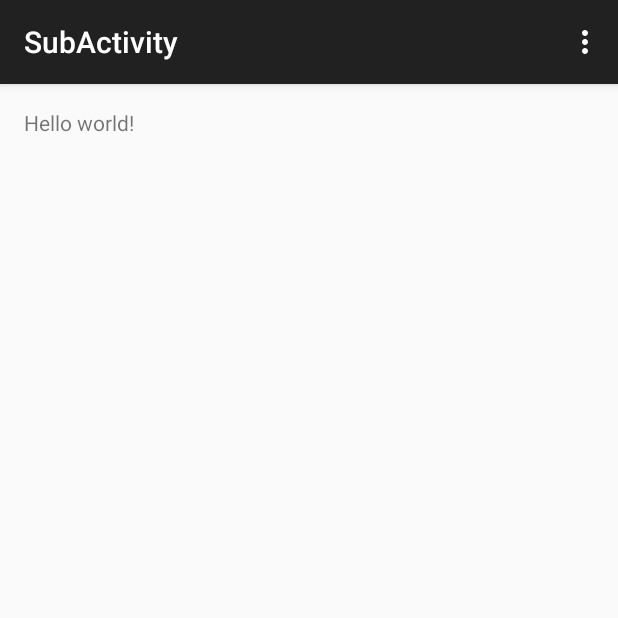
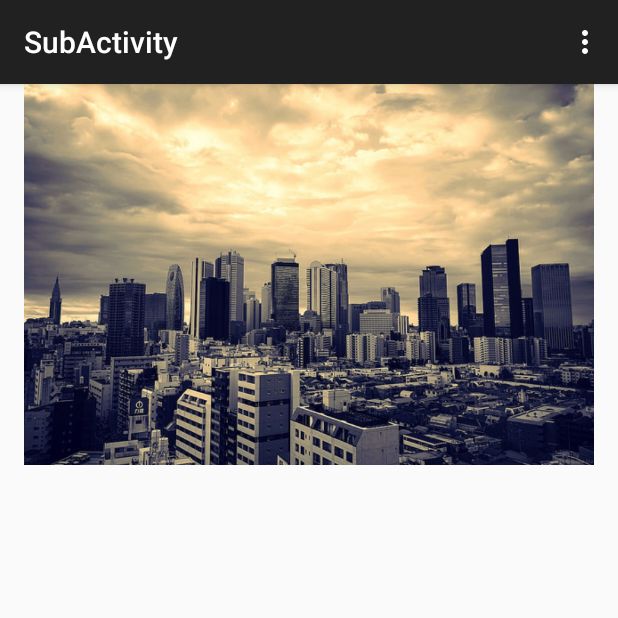
Before and after one commit to takahirom/PreLollipopTransition, an Android app: the screen it shows after launch (SubActivity), after a tap on an icon or button, on a phone screen of 412 x 824 dp, the top half of it. Run offline under Robolectric (Android 15) with nearby library versions, the phone set to English and light mode, and no system bars.

Commit message:
transition completed

```diff
--- a/app/src/main/java/com/kogitune/prelollipoptransition/MainActivity.java
+++ b/app/src/main/java/com/kogitune/prelollipoptransition/MainActivity.java
@@ -18,7 +18,7 @@ public class MainActivity extends ActionBarActivity {
             @Override
             public void onClick(View v) {
                 final Intent intent = new Intent(MainActivity.this, SubActivity.class);
-                ScreenTransitionLauncher.with(MainActivity.this).from(v).startActivity(intent);
+                ScreenTransitionLauncher.with(MainActivity.this).from(v).launch(intent);
             }
         });
     }
--- a/app/src/main/java/com/kogitune/prelollipoptransition/ScreenTransition.java
+++ b/app/src/main/java/com/kogitune/prelollipoptransition/ScreenTransition.java
@@ -1,14 +1,34 @@
 package com.kogitune.prelollipoptransition;
 
+import android.animation.ObjectAnimator;
+import android.animation.TimeInterpolator;
 import android.app.Activity;
+import android.content.Intent;
+import android.graphics.Bitmap;
+import android.graphics.BitmapFactory;
+import android.os.Bundle;
 import android.view.View;
+import android.view.ViewTreeObserver;
+import android.view.animation.DecelerateInterpolator;
+
+import java.io.File;
+import java.io.FileNotFoundException;
+import java.io.FileOutputStream;
 
 /**
  * Created by takam on 2015/03/26.
  */
 public class ScreenTransition {
+    private static final TimeInterpolator sDecelerator = new DecelerateInterpolator();
+    private static final int ANIM_DURATION = 500;
     private final Activity activity;
     private View toView;
+    private Intent fromIntent;
+    private int mOriginalOrientation;
+    private int mLeftDelta;
+    private int mTopDelta;
+    private float mWidthScale;
+    private float mHeightScale;
 
     public ScreenTransition(Activity activity) {
         this.activity = activity;
@@ -22,4 +42,64 @@ public class ScreenTransition {
         this.toView = toView;
         return this;
     }
+
+    public ScreenTransition fromIntent(Intent intent) {
+        this.fromIntent = intent;
+        return this;
+    }
+
+    public void start(Bundle savedInstanceState) {
+        final Bundle bundle = fromIntent.getExtras();
+        String description = bundle.getString(BuildConfig.APPLICATION_ID + ".description");
+        final int thumbnailTop = bundle.getInt(BuildConfig.APPLICATION_ID + ".top");
+        final int thumbnailLeft = bundle.getInt(BuildConfig.APPLICATION_ID + ".left");
+        final int thumbnailWidth = bundle.getInt(BuildConfig.APPLICATION_ID + ".width");
+        final int thumbnailHeight = bundle.getInt(BuildConfig.APPLICATION_ID + ".height");
+        mOriginalOrientation = bundle.getInt(BuildConfig.APPLICATION_ID + ".orientation");
+        if (savedInstanceState == null) {
+
+            ViewTreeObserver observer = toView.getViewTreeObserver();
+            observer.addOnPreDrawListener(new ViewTreeObserver.OnPreDrawListener() {
+
+                @Override
+                public boolean onPreDraw() {
+                    toView.getViewTreeObserver().removeOnPreDrawListener(this);
+
+                    int[] screenLocation = new int[2];
+                    toView.getLocationOnScreen(screenLocation);
+                    mLeftDelta = thumbnailLeft - screenLocation[0];
+                    mTopDelta = thumbnailTop - screenLocation[1];
+
+                    mWidthScale = (float) thumbnailWidth / toView.getWidth();
+                    mHeightScale = (float) thumbnailHeight / toView.getHeight();
+
+                    runEnterAnimation();
+
+                    return true;
+                }
+            });
+        }
+    }
+
+    private Bitmap loadImageFromFile(){
+        File imageFile = new File(activity.getFilesDir(), ScreenTransitionLauncher.TEMP_IMAGE_FILE_NAME);
+        FileOutputStream out;
+        return BitmapFactory.decodeFile(imageFile.getAbsolutePath());
+    }
+
+    private void runEnterAnimation() {
+        final long duration = (long) (ANIM_DURATION);
+
+        toView.setPivotX(0);
+        toView.setPivotY(0);
+        toView.setScaleX(mWidthScale);
+        toView.setScaleY(mHeightScale);
+        toView.setTranslationX(mLeftDelta);
+        toView.setTranslationY(mTopDelta);
+
+        toView.animate().setDuration(duration).
+                scaleX(1).scaleY(1).
+                translationX(0).translationY(0).
+                setInterpolator(sDecelerator);
+    }
 }
--- a/app/src/main/java/com/kogitune/prelollipoptransition/ScreenTransitionLauncher.java
+++ b/app/src/main/java/com/kogitune/prelollipoptransition/ScreenTransitionLauncher.java
@@ -6,10 +6,15 @@ import android.graphics.Bitmap;
 import android.graphics.Canvas;
 import android.view.View;
 
+import java.io.File;
+import java.io.FileNotFoundException;
+import java.io.FileOutputStream;
+
 /**
  * Created by takam on 2015/03/26.
  */
 public class ScreenTransitionLauncher {
+    public static final String TEMP_IMAGE_FILE_NAME = "temp.png";
     private final Activity activity;
     private View fromView;
 
@@ -35,13 +40,12 @@ public class ScreenTransitionLauncher {
         return bitmap;
     }
 
-    public void startActivity(Intent intent) {
+    public void launch(Intent intent) {
         int[] screenLocation = new int[2];
         fromView.getLocationOnScreen(screenLocation);
         int orientation = activity.getResources().getConfiguration().orientation;
         intent.
                 putExtra(BuildConfig.APPLICATION_ID + ".orientation", orientation).
-                putExtra(BuildConfig.APPLICATION_ID + ".image", createViewBitmap(fromView)).
                 putExtra(BuildConfig.APPLICATION_ID + ".left", screenLocation[0]).
                 putExtra(BuildConfig.APPLICATION_ID + ".top", screenLocation[1]).
                 putExtra(BuildConfig.APPLICATION_ID + ".width", fromView.getWidth()).
--- a/app/src/main/java/com/kogitune/prelollipoptransition/SubActivity.java
+++ b/app/src/main/java/com/kogitune/prelollipoptransition/SubActivity.java
@@ -12,6 +12,7 @@ public class SubActivity extends ActionBarActivity {
     protected void onCreate(Bundle savedInstanceState) {
         super.onCreate(savedInstanceState);
         setContentView(R.layout.activity_sub);
+        ScreenTransition.with(this).fromIntent(getIntent()).to(findViewById(R.id.imageView)).start(savedInstanceState);
 
     }
 
--- a/app/src/main/res/layout/activity_main.xml
+++ b/app/src/main/res/layout/activity_main.xml
@@ -10,10 +10,10 @@
 
     <ImageView
         android:id="@+id/imageView"
-        android:layout_marginTop="200dp"
-        android:layout_width="wrap_content"
-        android:layout_height="wrap_content"
-        android:layout_centerHorizontal="true"
+        android:layout_marginTop="400dp"
+        android:layout_width="100dp"
+        android:layout_height="50dp"
+        android:adjustViewBounds="true"
         android:src="@drawable/photo" />
 
 </ScrollView>
--- a/app/src/main/res/layout/activity_sub.xml
+++ b/app/src/main/res/layout/activity_sub.xml
@@ -1,12 +1,18 @@
-<RelativeLayout xmlns:android="http://schemas.android.com/apk/res/android"
-    xmlns:tools="http://schemas.android.com/tools" android:layout_width="match_parent"
-    android:layout_height="match_parent" android:paddingLeft="@dimen/activity_horizontal_margin"
+<FrameLayout xmlns:android="http://schemas.android.com/apk/res/android"
+    xmlns:tools="http://schemas.android.com/tools"
+    android:layout_width="match_parent"
+    android:layout_height="match_parent"
+    android:paddingBottom="@dimen/activity_vertical_margin"
+    android:paddingLeft="@dimen/activity_horizontal_margin"
     android:paddingRight="@dimen/activity_horizontal_margin"
-    android:paddingTop="@dimen/activity_vertical_margin"
-    android:paddingBottom="@dimen/activity_vertical_margin"
     tools:context="com.kogitune.prelollipoptransition.SubActivity">
 
-    <TextView android:text="@string/hello_world" android:layout_width="wrap_content"
-        android:layout_height="wrap_content" />
+    <ImageView
+        android:id="@+id/imageView"
+        android:layout_width="match_parent"
+        android:layout_height="wrap_content"
+        android:scaleType="fitStart"
+        android:adjustViewBounds="true"
+        android:src="@drawable/photo" />
 
-</RelativeLayout>
+</FrameLayout>
```
